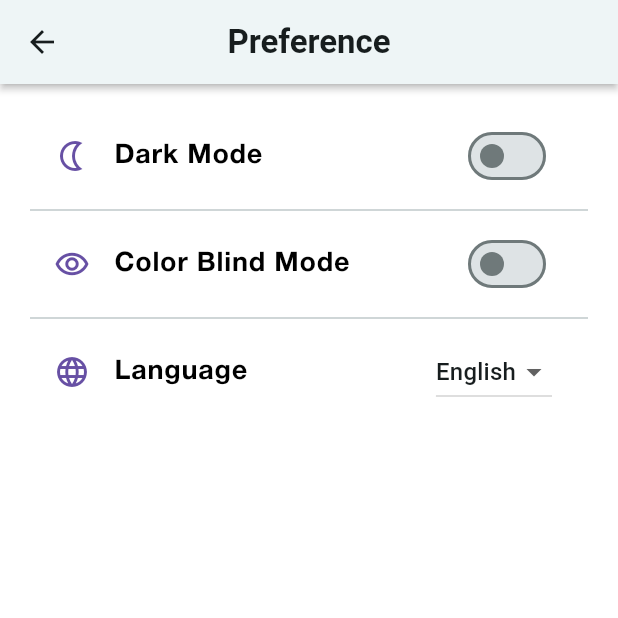
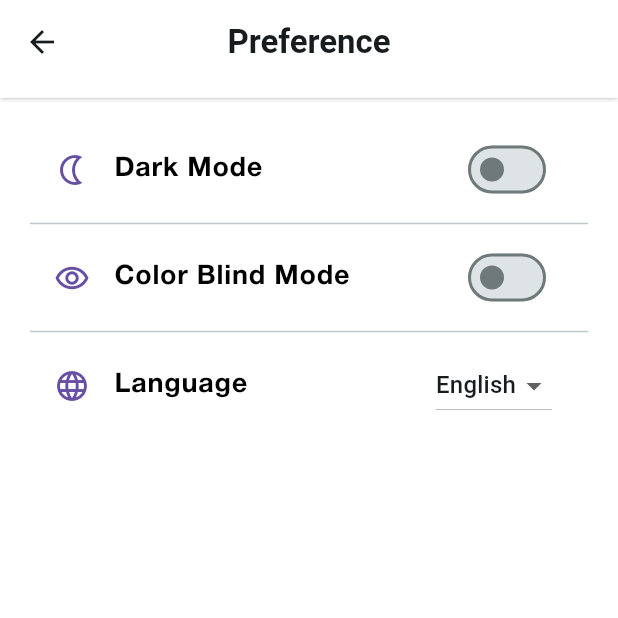
Before and after one commit to jharodiv/Accessability, a Flutter app: the PreferencesScreen screen opened directly, on a phone screen of 412 x 824 dp, the top half of it. Run offline on Flutter 3.47's test engine with Material 3 defaults, Android fonts, the phone set to English and light mode, and no system bars; our stand-ins replace animated_splash_screen, bloc, cloud_firestore, emoji_picker_flutter, equatable, firebase_auth and 14 more; missing offline and left inert: tutorial_coach_mark; accounts and stored records are empty; project files that could hold a hidden picture were left out.

Commit message:
update appbar color

```diff
--- a/frontend/lib/accessability/presentation/screens/settings/settingsScreens/preferences_screen.dart
+++ b/frontend/lib/accessability/presentation/screens/settings/settingsScreens/preferences_screen.dart
@@ -13,24 +13,38 @@ class _PreferencesScreenState extends State<PreferencesScreen> {
   bool isColorblindmode = false;
   String selectedLanguage = 'English'; //Default Language
 
-
   @override
   Widget build(BuildContext context) {
     final themeProvider = Provider.of<ThemeProvider>(context);
     return Scaffold(
-        appBar: AppBar(
+        appBar: PreferredSize(
+          preferredSize: const Size.fromHeight(65),
+          child: Container(
+            decoration: const BoxDecoration(
+              color: Colors.white, // AppBar background color
+              boxShadow: [
+                BoxShadow(
+                  color: Colors.black26, // Shadow color
+                  offset: Offset(0, 1), // Horizontal & vertical offset
+                  blurRadius: 2, // Shadow blur
+                ),
+              ],
+            ),
+            child: AppBar(
+              elevation: 0, // Remove default elevation
               leading: IconButton(
                 onPressed: () {
                   Navigator.of(context).pop();
                 },
-              icon: const Icon(Icons.arrow_back)),
+                icon: const Icon(Icons.arrow_back),
+              ),
               title: const Text(
                 'Preference',
                 style: TextStyle(fontWeight: FontWeight.bold),
               ),
               centerTitle: true,
-          elevation: 2,
-          shadowColor: Colors.black,
+            ),
+          ),
         ),
         body: Center(
           child: Padding(
@@ -47,6 +61,8 @@ class _PreferencesScreenState extends State<PreferencesScreen> {
                     style: TextStyle(fontWeight: FontWeight.bold),
                   ),
                   trailing: Switch(
+                    activeColor: const Color(0xFF6750A4), // Set active color
+
                     value: themeProvider.isDarkMode,
                     onChanged: (value) {
                       themeProvider.toggleTheme();
@@ -65,6 +81,8 @@ class _PreferencesScreenState extends State<PreferencesScreen> {
                   ),
                   trailing: Switch(
                       value: isColorblindmode,
+                      activeColor: const Color(0xFF6750A4), // Set active color
+
                       onChanged: (bool value) {
                         setState(() {
                           isColorblindmode = value;
--- a/frontend/lib/main.dart
+++ b/frontend/lib/main.dart
@@ -169,6 +169,7 @@ ThemeData _buildDarkTheme(BuildContext context) {
         statusBarIconBrightness: Brightness.light,
       ),
       backgroundColor: Colors.black,
+      foregroundColor: Colors.white, // Ensure text/icons are visible
     ),
     textTheme: _buildHelveticaTextTheme(),
   );
```
Also changed, not shown: frontend/lib/accessability/presentation/screens/settings/settingsScreens/biometric_screen.dart (+17 -4 lines), frontend/lib/accessability/presentation/screens/settings/settings_screen.dart (+15 -3 lines). Lines whose indentation alone changed are shown as unchanged.
